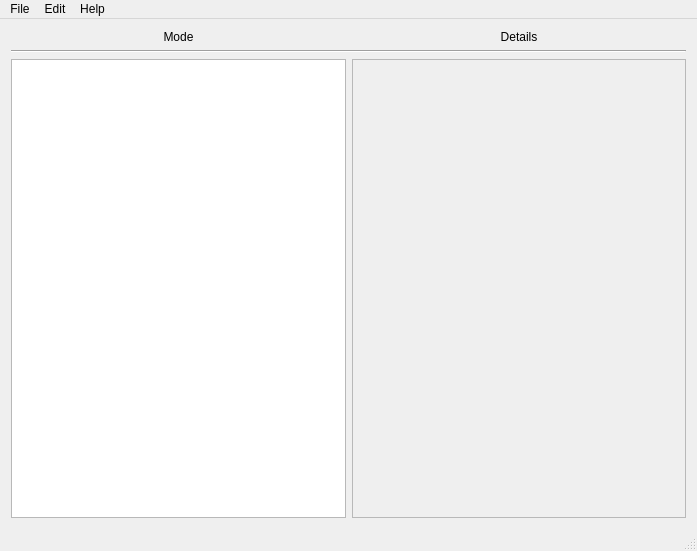
Above: forms/mainwindow.ui from casey-c/egg before the change. Below: the same form after it.
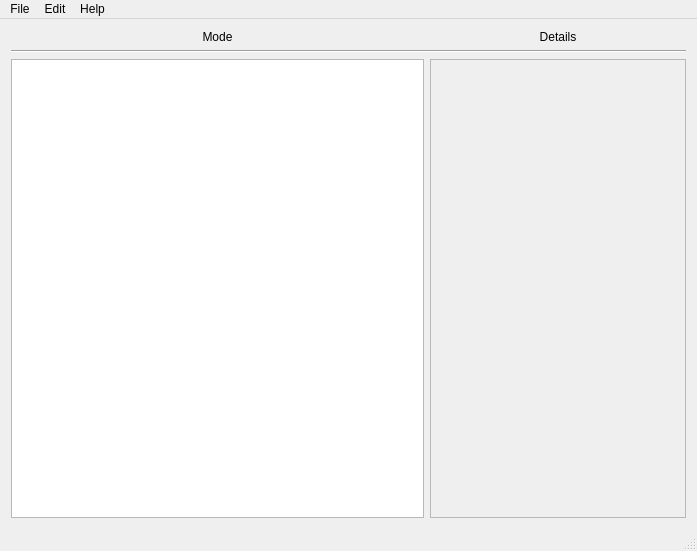
That is the form after the change.

Commit message: Minor column width ratio adjustment

```diff
--- a/forms/mainwindow.ui
+++ b/forms/mainwindow.ui
@@ -14,7 +14,7 @@
    <string>EGG</string>
   </property>
   <widget class="QWidget" name="centralWidget">
-   <layout class="QGridLayout" name="gridLayout">
+   <layout class="QGridLayout" name="gridLayout" columnstretch="1618,1000">
     <item row="0" column="0">
      <widget class="QLabel" name="label">
       <property name="text">
@@ -48,7 +48,7 @@
         <rect>
          <x>0</x>
          <y>0</y>
-         <width>332</width>
+         <width>253</width>
          <height>443</height>
         </rect>
        </property>
```
